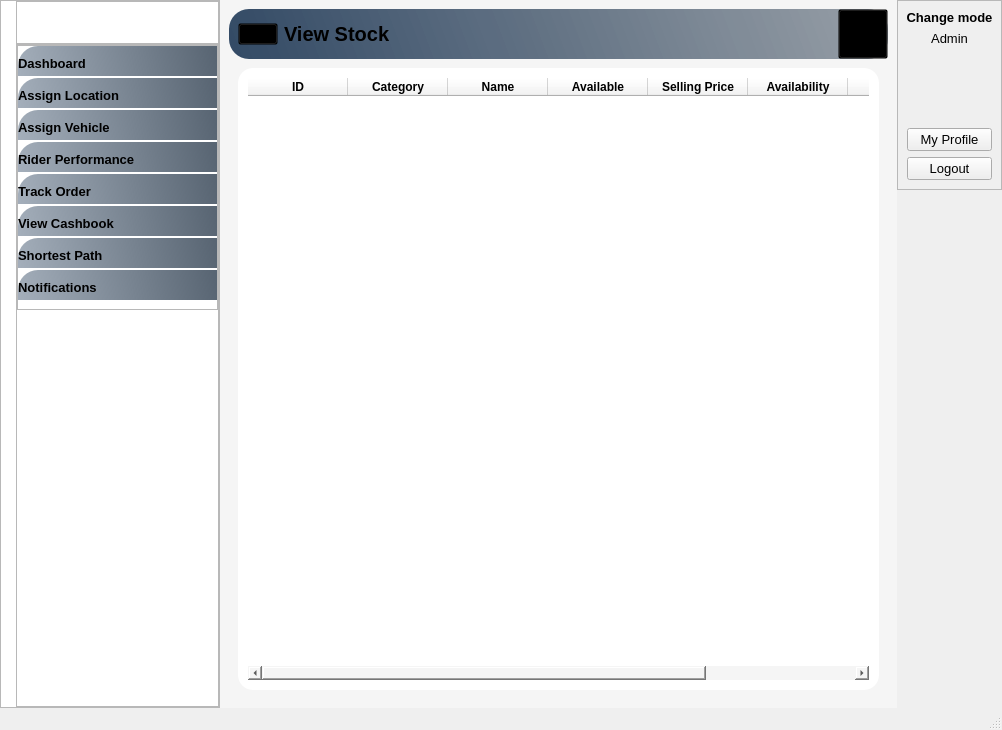
Old version of the form Sales_Agent.ui in the repository mukarramdaniel/Distribution-System_Python.
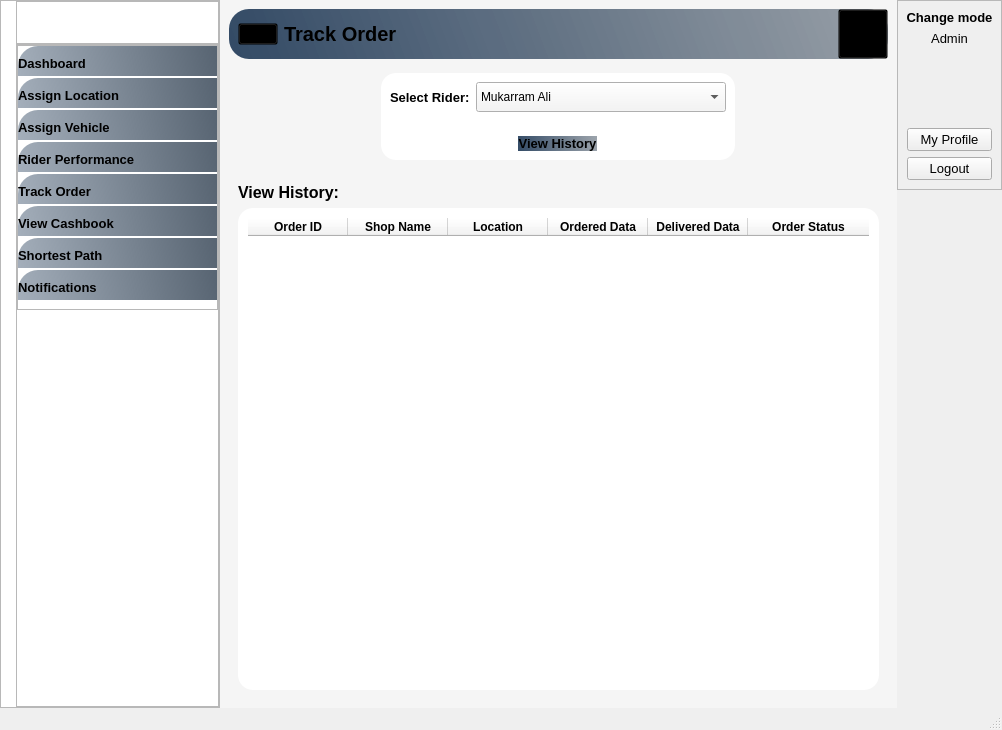
New version of the form. The open tabs and pages were chosen to show the change. Icons and pictures are not drawn.

Commit message: Dev-U24-UI

Patch:
```diff
--- a/Sales_Agent.ui
+++ b/Sales_Agent.ui
@@ -2216,15 +2216,15 @@
 background-color:qlineargradient(spread:pad,x1:0,y1:0.505682,x2:1,y2:0.477,stop:0 rgba(20,47,78,219),stop:1 rgba(85,98,112,150));
  border-radius: 20px;
 }
-#widget_64,QPushButton,QLabel,#widget_65,#table_ViewStock{
+#widget_64,QPushButton,QLabel,#widget_65,#table_ViewStock,#widget_54,#widget_55{
 background:transparent;
 }
 
-#widget_67{
+#widget_67,#widget_53{
 background-color:#ffffff;
  border-radius: 15px;
 }
-#btn_Performance_Graph{
+#btn_ViewHistory{
 background-color:qlineargradient(spread:pad,x1:0,y1:0.505682,x2:1,y2:0.477,stop:0 rgba(20,47,78,219),stop:1 rgba(85,98,112,150));
  border-radius: 10px;
 }
@@ -2239,7 +2239,7 @@
          <widget class="QWidget" name="widget_63" native="true">
           <layout class="QVBoxLayout" name="verticalLayout_61">
            <property name="spacing">
-            <number>0</number>
+            <number>14</number>
            </property>
            <property name="leftMargin">
             <number>0</number>
@@ -2310,7 +2310,7 @@
                     </font>
                    </property>
                    <property name="text">
-                    <string>View Stock</string>
+                    <string>Track Order</string>
                    </property>
                   </widget>
                  </item>
@@ -2364,9 +2364,112 @@
              </layout>
             </widget>
            </item>
+           <item alignment="Qt::AlignHCenter">
+            <widget class="QWidget" name="widget_53" native="true">
+             <property name="minimumSize">
+              <size>
+               <width>0</width>
+               <height>20</height>
+              </size>
+             </property>
+             <layout class="QVBoxLayout" name="verticalLayout_46">
+              <property name="leftMargin">
+               <number>0</number>
+              </property>
+              <property name="topMargin">
+               <number>0</number>
+              </property>
+              <property name="rightMargin">
+               <number>0</number>
+              </property>
+              <property name="bottomMargin">
+               <number>0</number>
+              </property>
+              <item alignment="Qt::AlignHCenter">
+               <widget class="QWidget" name="widget_55" native="true">
+                <layout class="QHBoxLayout" name="horizontalLayout_10">
+                 <item>
+                  <widget class="QLabel" name="label_12">
+                   <property name="font">
+                    <font>
+                     <pointsize>10</pointsize>
+                     <weight>75</weight>
+                     <bold>true</bold>
+                    </font>
+                   </property>
+                   <property name="text">
+                    <string>Select Rider:</string>
+                   </property>
+                  </widget>
+                 </item>
+                 <item>
+                  <widget class="QComboBox" name="comboBox_2">
+                   <property name="minimumSize">
+                    <size>
+                     <width>250</width>
+                     <height>30</height>
+                    </size>
+                   </property>
+                   <item>
+                    <property name="text">
+                     <string>Mukarram Ali</string>
+                    </property>
+                   </item>
+                  </widget>
+                 </item>
+                </layout>
+               </widget>
+              </item>
+              <item>
+               <widget class="QWidget" name="widget_54" native="true">
+                <layout class="QVBoxLayout" name="verticalLayout_48">
+                 <item alignment="Qt::AlignHCenter">
+                  <widget class="QPushButton" name="btn_ViewHistory">
+                   <property name="font">
+                    <font>
+                     <pointsize>10</pointsize>
+                     <weight>75</weight>
+                     <bold>true</bold>
+                    </font>
+                   </property>
+                   <property name="text">
+                    <string>View History</string>
+                   </property>
+                   <property name="icon">
+                    <iconset resource="Resource.qrc">
+                     <normaloff>:/White Icons/Graphics/featherBlack/price-list.png</normaloff>:/White Icons/Graphics/featherBlack/price-list.png</iconset>
+                   </property>
+                   <property name="iconSize">
+                    <size>
+                     <width>20</width>
+                     <height>20</height>
+                    </size>
+                   </property>
+                  </widget>
+                 </item>
+                </layout>
+               </widget>
+              </item>
+             </layout>
+            </widget>
+           </item>
            <item>
             <widget class="QWidget" name="widget_66" native="true">
              <layout class="QVBoxLayout" name="verticalLayout_62">
+              <item>
+               <widget class="QLabel" name="label_17">
+                <property name="font">
+                 <font>
+                  <pointsize>12</pointsize>
+                  <weight>75</weight>
+                  <bold>true</bold>
+                 </font>
+                </property>
+                <property name="text">
+                 <string>View History:</string>
+                </property>
+               </widget>
+              </item>
               <item>
                <widget class="QWidget" name="widget_67" native="true">
                 <layout class="QVBoxLayout" name="verticalLayout_63">
@@ -2386,7 +2489,7 @@
                    </attribute>
                    <column>
                     <property name="text">
-                     <string>ID</string>
+                     <string>Order ID</string>
                     </property>
                     <property name="font">
                      <font>
@@ -2397,7 +2500,7 @@
                    </column>
                    <column>
                     <property name="text">
-                     <string>Category</string>
+                     <string>Shop Name</string>
                     </property>
                     <property name="font">
                      <font>
@@ -2408,7 +2511,7 @@
                    </column>
                    <column>
                     <property name="text">
-                     <string>Name</string>
+                     <string>Location</string>
                     </property>
                     <property name="font">
                      <font>
@@ -2419,7 +2522,7 @@
                    </column>
                    <column>
                     <property name="text">
-                     <string>Available</string>
+                     <string>Ordered Data</string>
                     </property>
                     <property name="font">
                      <font>
@@ -2430,7 +2533,7 @@
                    </column>
                    <column>
                     <property name="text">
-                     <string>Selling Price</string>
+                     <string>Delivered Data</string>
                     </property>
                     <property name="font">
                      <font>
@@ -2441,29 +2544,7 @@
                    </column>
                    <column>
                     <property name="text">
-                     <string>Availability</string>
-                    </property>
-                    <property name="font">
-                     <font>
-                      <weight>75</weight>
-                      <bold>true</bold>
-                     </font>
-                    </property>
-                   </column>
-                   <column>
-                    <property name="text">
-                     <string>Size</string>
-                    </property>
-                    <property name="font">
-                     <font>
-                      <weight>75</weight>
-                      <bold>true</bold>
-                     </font>
-                    </property>
-                   </column>
-                   <column>
-                    <property name="text">
-                     <string>Color</string>
+                     <string>Order Status</string>
                     </property>
                     <property name="font">
                      <font>
```
Left out of the diff: 4 changed lines with no effect on the pictures. The commit also changes 1 other file.
